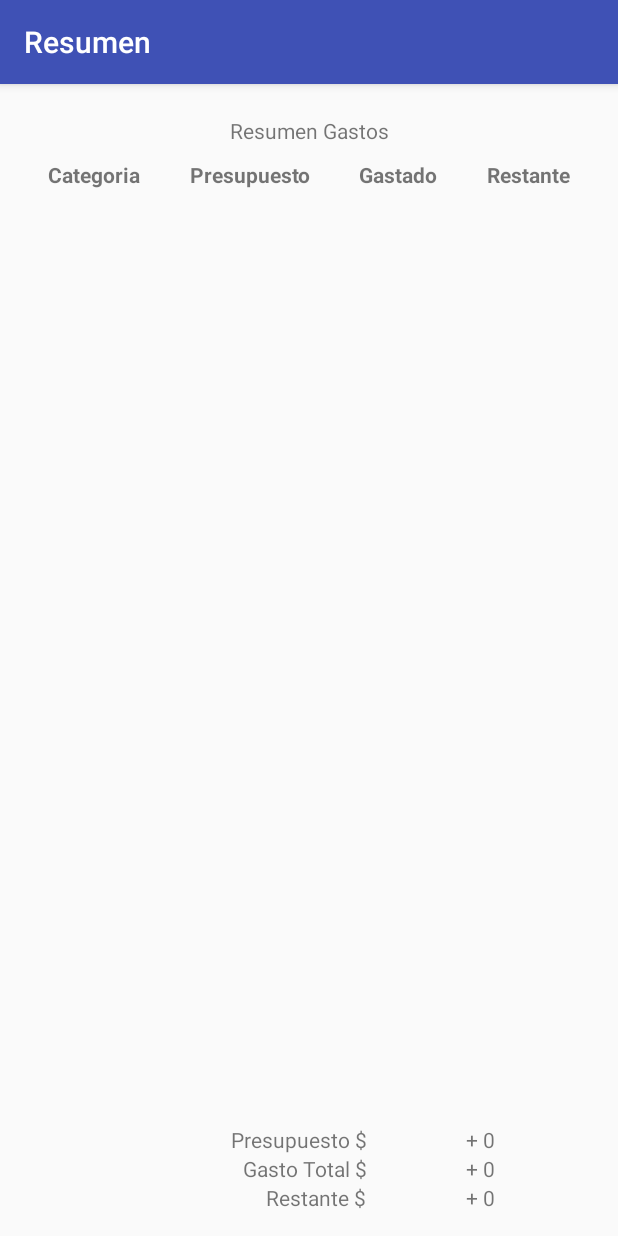
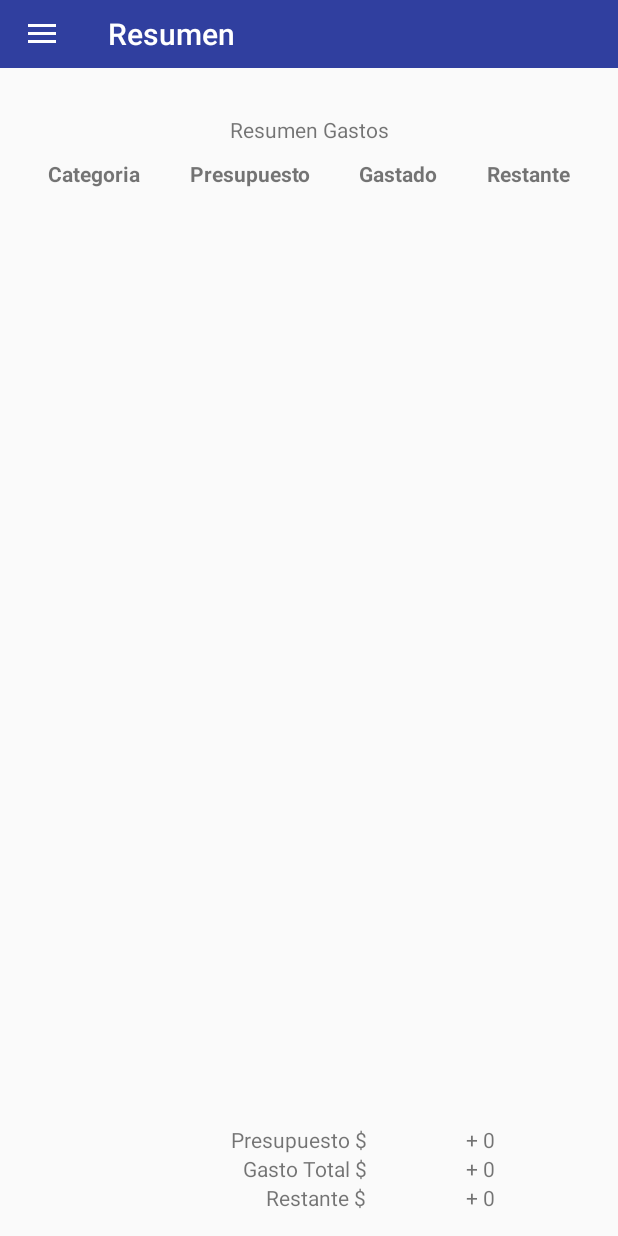
Before and after one commit to simon2017/Android, an Android app: the screen it shows after launch (SlidingActivity), on a phone screen of 412 x 824 dp. Run offline under Robolectric (Android 15) with nearby library versions, the phone set to English and light mode, and no system bars.

Commit message:
Mejora visual, incluye barra de navegacion

```diff
--- a/Balance/app/src/main/java/cl/sgutierc/balance/CategoriaActivity.java
+++ b/Balance/app/src/main/java/cl/sgutierc/balance/CategoriaActivity.java
@@ -44,7 +44,7 @@ public class CategoriaActivity extends ListableFragment {
         Button saveBttn = (Button) view.findViewById(R.id.saveButton);
         saveBttn.setOnClickListener(new View.OnClickListener() {
                                         @Override
-                                        public void onClick(View view) {
+                                        public void onClick(View innerView) {
                                             EditText catTitleEditTxt = (EditText) view.findViewById(R.id.catTitleEditTxt);
                                             EditText catDescEditTxt = (EditText) view.findViewById(R.id.catDescEditTxt);
                                             String descripcion = catDescEditTxt.getText().toString();
--- a/Balance/app/src/main/java/cl/sgutierc/balance/GastoActivity.java
+++ b/Balance/app/src/main/java/cl/sgutierc/balance/GastoActivity.java
@@ -90,7 +90,7 @@ public class GastoActivity extends ListableFragment implements DatePickerDialog.
 
             saveButton.setOnClickListener(new View.OnClickListener() {
                 @Override
-                public void onClick(View view) {
+                public void onClick(View innerView) {
                     NumericEditText montotxt = (NumericEditText) view.findViewById(R.id.montoEditTxt);
                     TextView dateEditTxt = (TextView) view.findViewById(R.id.dateEditTxt);
                     Spinner categoriaSpin = (Spinner) view.findViewById(R.id.categoriaDropdown);
--- a/Balance/app/src/main/java/cl/sgutierc/balance/PresupuestoActivity.java
+++ b/Balance/app/src/main/java/cl/sgutierc/balance/PresupuestoActivity.java
@@ -50,7 +50,7 @@ public class PresupuestoActivity extends ListableFragment {
         Button saveBttn = (Button) view.findViewById(R.id.saveButton);
         saveBttn.setOnClickListener(new View.OnClickListener() {
                                         @Override
-                                        public void onClick(View view) {
+                                        public void onClick(View innerView) {
                                             Spinner catSpinner = (Spinner) view.findViewById(R.id.categoriaDropdown);
                                             NumericEditText montoEditTxt = (NumericEditText) view.findViewById(R.id.montoEditTxt);
 
--- a/Balance/app/src/main/java/cl/sgutierc/balance/SlidingActivity.java
+++ b/Balance/app/src/main/java/cl/sgutierc/balance/SlidingActivity.java
@@ -1,16 +1,22 @@
 package cl.sgutierc.balance;
 
-import android.app.Fragment;
+
 import android.app.FragmentManager;
 import android.content.Intent;
+import android.content.res.Configuration;
 import android.os.Bundle;
+import android.support.v4.widget.DrawerLayout;
+import android.support.v7.app.ActionBarDrawerToggle;
 import android.support.v7.app.AppCompatActivity;
+import android.support.v7.widget.Toolbar;
+
+import android.view.MenuItem;
 import android.view.View;
 import android.widget.AdapterView;
 import android.widget.ArrayAdapter;
-import android.widget.ListAdapter;
+
 import android.widget.ListView;
-import android.widget.RelativeLayout;
+
 
 import java.util.ArrayList;
 import java.util.List;
@@ -23,12 +29,35 @@ import cl.sgutierc.balance.view.ListableFragment;
 
 public class SlidingActivity extends AppCompatActivity {
     private List<ListableFragment> fragmentItems;
+    private DrawerLayout drawerLayout;
+    private ActionBarDrawerToggle mToggle;
 
     @Override
     protected void onCreate(Bundle savedInstanceState) {
         super.onCreate(savedInstanceState);
         setContentView(R.layout.activity_main_slide);
+        // Set a Toolbar to replace the ActionBar.
+        Toolbar toolbar = (Toolbar) findViewById(R.id.toolbar);
+        setSupportActionBar(toolbar);
+
         ListView listview = (ListView) findViewById(R.id.navList);
+        drawerLayout = (DrawerLayout) findViewById(R.id.drawerLayout);
+        mToggle = new ActionBarDrawerToggle(this, drawerLayout, toolbar, R.string.drawer_open, R.string.drawer_closed) {
+            public void onDrawerClosed(View view) {
+                //getSupportActionBar().setTitle("");
+                invalidateOptionsMenu(); // creates call to onPrepareOptionsMenu()
+            }
+
+            public void onDrawerOpened(View drawerView) {
+                //getSupportActionBar().setTitle("OPEN");
+                invalidateOptionsMenu(); // creates call to onPrepareOptionsMenu()
+            }
+        };
+        drawerLayout.addDrawerListener(mToggle);
+
+//        getSupportActionBar().setDisplayHomeAsUpEnabled(true);
+
+
         {
             fragmentItems = new ArrayList<>();
             ListableFragment resumenFrg = new ResumenActivity();
@@ -41,24 +70,38 @@ public class SlidingActivity extends AppCompatActivity {
             ArrayAdapter<ListableFragment> itemsAdapter = new ArrayAdapter<ListableFragment>(this, android.R.layout.simple_list_item_1, fragmentItems);
             listview.setAdapter(itemsAdapter);
             loadFragment(resumenFrg);
+            listview.setItemChecked(fragmentItems.size() - 1, true);
         }
         listview.setOnItemClickListener(new AdapterView.OnItemClickListener() {
             @Override
             public void onItemClick(AdapterView<?> parent, View view, int position, long id) {
 
                 loadFragment(fragmentItems.get(position));
-
+                listview.setItemChecked(position, true);
+                drawerLayout.closeDrawers();
             }
         });
 
     }
 
-    private void loadNavListItems() {
+    @Override
+    public boolean onOptionsItemSelected(MenuItem item) {
+        if (mToggle.onOptionsItemSelected(item)) {
+            return true;
+        }
+        return super.onOptionsItemSelected(item);
+    }
 
+    private void toggleDrawer() {
+        View view = findViewById(R.id.drawerLayout);
+        boolean isOpen = drawerLayout.isDrawerOpen(view);
+        if (isOpen)
+            drawerLayout.closeDrawer(view);
+        else
+            drawerLayout.openDrawer(view);
     }
 
     private void loadFragment(ListableFragment fragment) {
-
         FragmentManager fragmentManager = getFragmentManager();
         fragmentManager.beginTransaction()
                 .replace(R.id.mainContent, fragment)
@@ -71,4 +114,20 @@ public class SlidingActivity extends AppCompatActivity {
     protected void onActivityResult(int requestCode, int resultCode, Intent data) {
         super.onActivityResult(requestCode, resultCode, data);
     }
+
+    @Override
+
+    protected void onPostCreate(Bundle savedInstanceState) {
+        super.onPostCreate(savedInstanceState);
+        // Sync the toggle state after onRestoreInstanceState has occurred.
+        mToggle.syncState();
+    }
+
+
+    @Override
+    public void onConfigurationChanged(Configuration newConfig) {
+        super.onConfigurationChanged(newConfig);
+        // Pass any configuration change to the drawer toggles
+        mToggle.onConfigurationChanged(newConfig);
+    }
 }
--- a/Balance/app/src/main/res/layout/activity_main_slide.xml
+++ b/Balance/app/src/main/res/layout/activity_main_slide.xml
@@ -1,20 +1,34 @@
-<android.support.v4.widget.DrawerLayout xmlns:android="http://schemas.android.com/apk/res/android"
+<android.support.v4.widget.DrawerLayout
+    xmlns:android="http://schemas.android.com/apk/res/android"
     android:id="@+id/drawerLayout"
     android:layout_width="match_parent"
     android:layout_height="match_parent">
 
     <!-- The main content view -->
-    <RelativeLayout
-        android:id="@+id/mainContent"
+    <LinearLayout
         android:layout_width="match_parent"
-        android:layout_height="match_parent" />
+        android:layout_height="match_parent"
+        android:orientation="vertical">
+        <include layout="@layout/toolbar"
+            android:layout_width="match_parent"
+            android:layout_height="45dp"
+            />
+
+        <RelativeLayout
+            android:id="@+id/mainContent"
+            android:layout_width="match_parent"
+            android:layout_height="match_parent"
+            android:layout_marginTop="10dp"/>
+
+    </LinearLayout>
 
     <!-- The navigation drawer -->
     <RelativeLayout
         android:id="@+id/drawerPane"
         android:layout_width="280dp"
         android:layout_height="match_parent"
-        android:layout_gravity="start">
+        android:layout_gravity="start"
+        android:layout_marginTop="45dp">
 
         <!-- Profile Box -->
 
--- /dev/null
+++ b/Balance/app/src/main/res/layout/toolbar.xml
@@ -0,0 +1,11 @@
+<android.support.v7.widget.Toolbar
+    xmlns:android="http://schemas.android.com/apk/res/android"
+    xmlns:app="http://schemas.android.com/apk/res-auto"
+    android:id="@+id/toolbar"
+    android:layout_width="match_parent"
+    android:layout_height="wrap_content"
+    android:background="?attr/colorPrimaryDark"
+    android:fitsSystemWindows="true"
+    android:minHeight="?attr/actionBarSize"
+    app:theme="@style/ThemeOverlay.AppCompat.Dark.ActionBar">
+</android.support.v7.widget.Toolbar>
--- a/Balance/app/src/main/res/values/strings.xml
+++ b/Balance/app/src/main/res/values/strings.xml
@@ -1,3 +1,5 @@
 <resources>
     <string name="app_name">Balance</string>
+    <string name="drawer_open">Open</string>
+    <string name="drawer_closed">Close</string>
 </resources>
--- a/Balance/app/src/main/res/values/styles.xml
+++ b/Balance/app/src/main/res/values/styles.xml
@@ -1,7 +1,7 @@
 <resources>
 
     <!-- Base application theme. -->
-    <style name="AppTheme" parent="Theme.AppCompat.Light.DarkActionBar">
+    <style name="AppTheme" parent="Theme.AppCompat.Light.NoActionBar">
         <!-- Customize your theme here. -->
         <item name="colorPrimary">@color/colorPrimary</item>
         <item name="colorPrimaryDark">@color/colorPrimaryDark</item>
```
Also changed, not shown: Balance/app/src/main/res/layout/resumen_view.xml (+4 -4 lines), Balance/app/src/main/res/drawable/ic_drawer.png (added), Balance/app/src/main/res/drawable/ic_drawer_open.png (added).
